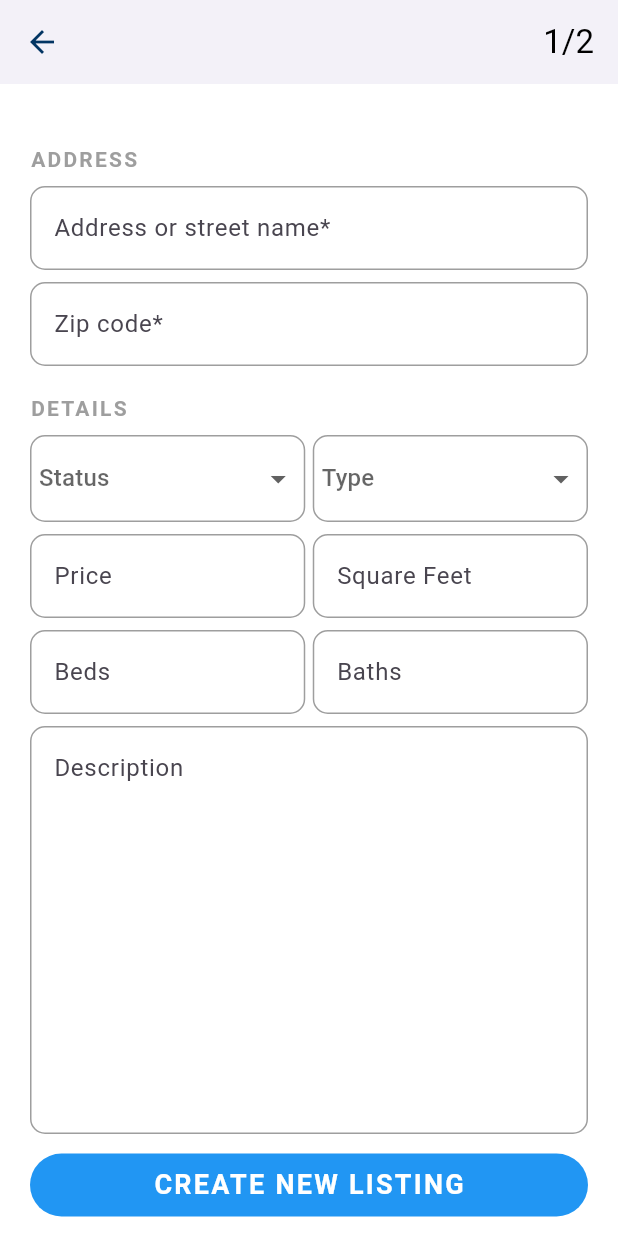
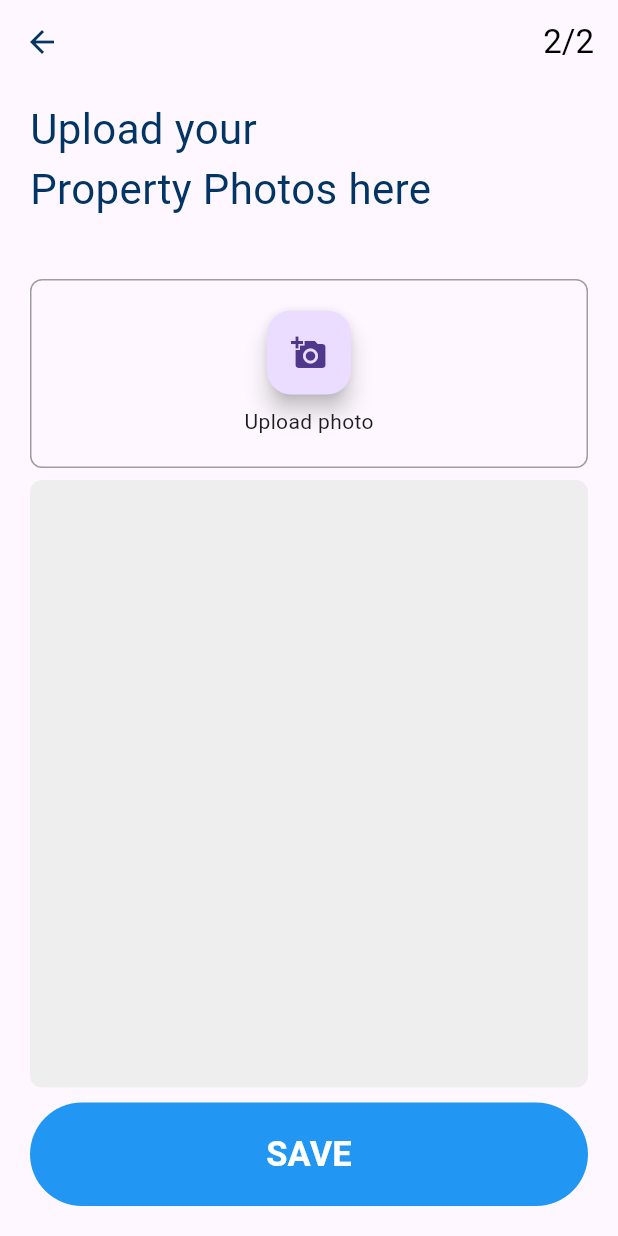
Before and after one commit to repsajanboy/real-state-property-app, a Flutter app: the AddListingScreen screen opened by its route, scrolled down 90 dp, after a tap on "CREATE NEW LISTING", on a phone screen of 412 x 824 dp. Run offline on Flutter 3.47's test engine with Material 3 defaults, Android fonts, the phone set to English and light mode, and no system bars; our stand-ins replace equatable, flutter_bloc, introduction_screen.

Commit message:
Upload Listing Photo Screen

```diff
--- a/lib/presentation/add_listing/add_listing.dart
+++ b/lib/presentation/add_listing/add_listing.dart
@@ -1 +1,2 @@
 export 'view/add_listing_screen.dart';
+export 'view/upload_photo_listing_screen.dart';
--- a/lib/presentation/add_listing/view/add_listing_screen.dart
+++ b/lib/presentation/add_listing/view/add_listing_screen.dart
@@ -1,4 +1,5 @@
 import 'package:flutter/material.dart';
+import 'package:real_state_property/routing/app_router_names.dart';
 
 class AddListingScreen extends StatelessWidget {
   AddListingScreen({super.key});
@@ -332,7 +333,9 @@ class AddListingScreen extends StatelessWidget {
                             Container(
                               width: double.infinity,
                               child: TextButton(
-                                onPressed: (){},
+                                onPressed: (){
+                                  Navigator.pushNamed(context, RouteNames.uploadListingPhoto);
+                                },
                                 style: TextButton.styleFrom(
                                   backgroundColor: Colors.blue,
                                 ),
--- /dev/null
+++ b/lib/presentation/add_listing/view/upload_photo_listing_screen.dart
@@ -0,0 +1,120 @@
+import 'package:flutter/material.dart';
+import 'package:real_state_property/routing/app_router_names.dart';
+
+class UploadPhotoListingScreen extends StatelessWidget {
+  const UploadPhotoListingScreen({super.key});
+
+  @override
+  Widget build(BuildContext context) {
+    return Scaffold(
+      appBar: AppBar(
+        elevation: 0.0,
+        title: Align(
+          alignment: Alignment.centerRight,
+          child: Text(
+            "2/2",
+            style: TextStyle(
+              color: Colors.black,
+            ),
+          ),
+        ),
+        backgroundColor: Colors.transparent,
+        leading: BackButton(
+          color: Color(0xff023563),
+        ),
+      ),
+      bottomNavigationBar: Container(
+        margin: EdgeInsets.only(bottom: 20.0, left: 20.0, right: 20.0),
+        child: TextButton(
+          onPressed: () {
+            Navigator.pushNamed(context, RouteNames.menu);
+          },
+          style: TextButton.styleFrom(
+            backgroundColor: Colors.blue,
+          ),
+          child: Padding(
+            padding: const EdgeInsets.all(10.0),
+            child: Row(
+              mainAxisAlignment: MainAxisAlignment.center,
+              children: [
+                Text(
+                  'SAVE',
+                  style: TextStyle(
+                    color: Colors.white,
+                    fontSize: 23.0,
+                    fontWeight: FontWeight.bold,
+                  ),
+                ),
+              ],
+            ),
+          ),
+        ),
+      ),
+      body: SafeArea(
+        child: Container(
+          padding: EdgeInsets.symmetric(horizontal: 20, vertical: 10),
+          child: Column(
+            crossAxisAlignment: CrossAxisAlignment.start,
+            children: [
+              Container(
+                margin: EdgeInsets.only(bottom: 40.0),
+                child: Column(
+                  crossAxisAlignment: CrossAxisAlignment.start,
+                  children: [
+                    Text(
+                      "Upload your",
+                      style: TextStyle(
+                        fontSize: 28.0,
+                        color: Color(0xff023563),
+                      ),
+                    ),
+                    Text(
+                      "Property Photos here",
+                      style: TextStyle(
+                        fontSize: 28.0,
+                        color: Color(0xff023563),
+                      ),
+                    ),
+                  ],
+                ),
+              ),
+              Container(
+                padding: EdgeInsets.all(20),
+                width: double.infinity,
+                decoration: BoxDecoration(
+                  border: Border.all(
+                    color: Colors.grey,
+                  ),
+                  borderRadius: BorderRadius.all(
+                    Radius.circular(8.0),
+                  ),
+                ),
+                child: Column(
+                  children: [
+                    FloatingActionButton(
+                      onPressed: () {},
+                      tooltip: 'Pick Image',
+                      child: Icon(Icons.add_a_photo),
+                    ),
+                    SizedBox(height: 8.0),
+                    Text("Upload photo"),
+                  ],
+                ),
+              ),
+              SizedBox(height: 8.0),
+              Expanded(
+                  child: Container(
+                decoration: BoxDecoration(
+                  color: Colors.grey[200],
+                  borderRadius: BorderRadius.all(
+                    Radius.circular(8.0),
+                  ),
+                ),
+              ))
+            ],
+          ),
+        ),
+      ),
+    );
+  }
+}
--- a/lib/routing/app_router.dart
+++ b/lib/routing/app_router.dart
@@ -45,6 +45,10 @@ class AppRouter {
         return MaterialPageRoute(
           builder: (_) => AddListingScreen(),
         );
+      case RouteNames.uploadListingPhoto:
+        return MaterialPageRoute(
+          builder: (_) => UploadPhotoListingScreen(),
+        );
       case RouteNames.editListing:
         return MaterialPageRoute(
           builder: (_) => const EditListingScreen(),
--- a/lib/routing/app_router_names.dart
+++ b/lib/routing/app_router_names.dart
@@ -7,5 +7,6 @@ class RouteNames {
   static const String menu = "menu-screen";
   static const String listingScreen = "listing-screen";
   static const String addListing = "add-listing-screen";
+  static const String uploadListingPhoto = "upload-listing-photo-screen";
   static const String editListing = "edit-listing-screen";
 }
```
